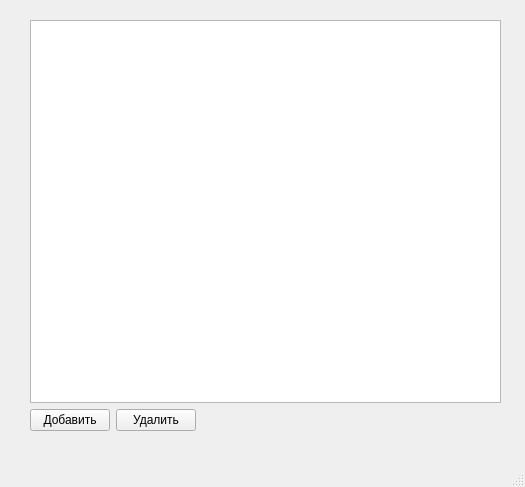
Sim-karta/test, file mainwindow.ui: the form before one commit.
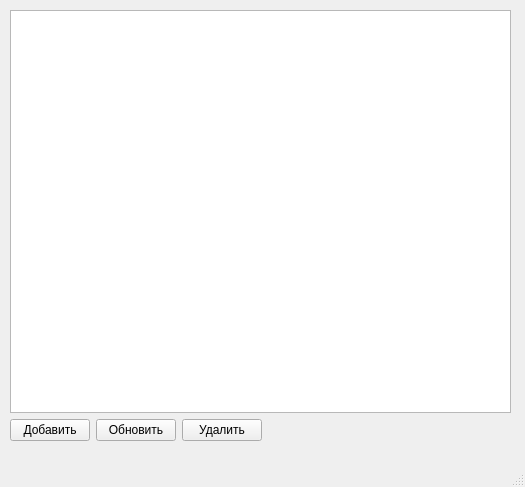
The form after the commit.

```diff
--- a/mainwindow.ui
+++ b/mainwindow.ui
@@ -14,34 +14,17 @@
    <string>MainWindow</string>
   </property>
   <widget class="QWidget" name="centralwidget">
-   <widget class="QWidget" name="">
+   <widget class="QWidget" name="layoutWidget">
     <property name="geometry">
      <rect>
-      <x>30</x>
-      <y>20</y>
-      <width>471</width>
-      <height>411</height>
+      <x>10</x>
+      <y>10</y>
+      <width>501</width>
+      <height>431</height>
      </rect>
     </property>
     <layout class="QGridLayout" name="gridLayout">
-     <item row="0" column="0" colspan="3">
-      <widget class="QTableView" name="tableView"/>
-     </item>
-     <item row="1" column="0">
-      <widget class="QPushButton" name="addBtn">
-       <property name="text">
-        <string>Добавить</string>
-       </property>
-      </widget>
-     </item>
-     <item row="1" column="1">
-      <widget class="QPushButton" name="delBtn">
-       <property name="text">
-        <string>Удалить</string>
-       </property>
-      </widget>
-     </item>
-     <item row="1" column="2">
+     <item row="1" column="4">
       <spacer name="horizontalSpacer">
        <property name="orientation">
         <enum>Qt::Orientation::Horizontal</enum>
@@ -54,6 +37,37 @@
        </property>
       </spacer>
      </item>
+     <item row="0" column="0" colspan="5">
+      <widget class="QTableView" name="tableView">
+       <property name="selectionBehavior">
+        <enum>QAbstractItemView::SelectionBehavior::SelectRows</enum>
+       </property>
+       <property name="sortingEnabled">
+        <bool>true</bool>
+       </property>
+      </widget>
+     </item>
+     <item row="1" column="0">
+      <widget class="QPushButton" name="addBtn">
+       <property name="text">
+        <string>Добавить</string>
+       </property>
+      </widget>
+     </item>
+     <item row="1" column="2">
+      <widget class="QPushButton" name="delBtn">
+       <property name="text">
+        <string>Удалить</string>
+       </property>
+      </widget>
+     </item>
+     <item row="1" column="1">
+      <widget class="QPushButton" name="refBtn">
+       <property name="text">
+        <string>Обновить</string>
+       </property>
+      </widget>
+     </item>
     </layout>
    </widget>
   </widget>
```
